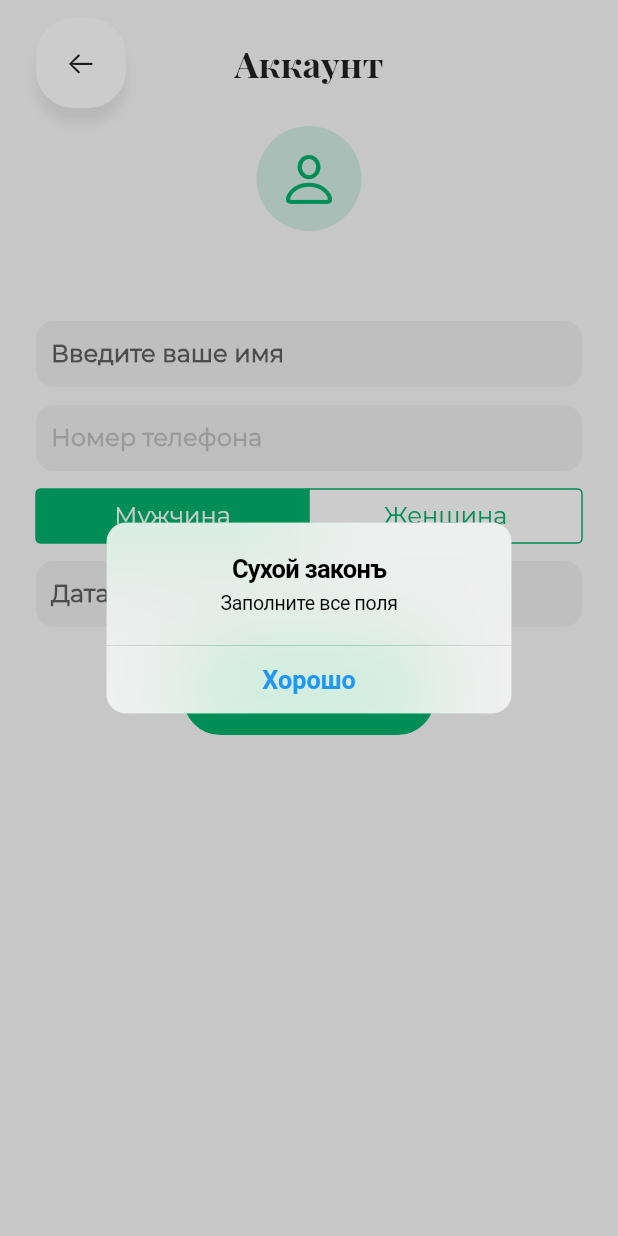
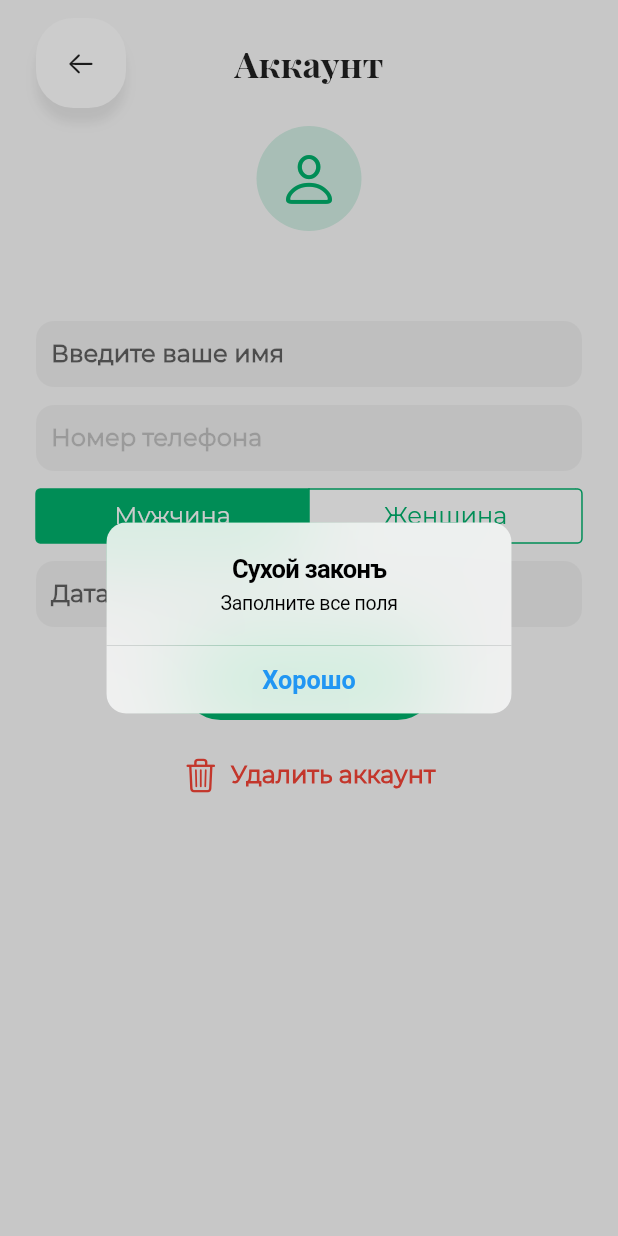
Before and after one commit to Muhammadqodir/syxoy-zakon, a Flutter app: the ProfilePage screen opened directly with empty values, after a tap on "Сохранить", on a phone screen of 412 x 824 dp. Run offline on Flutter 3.47's test engine with Material 2 defaults, Android fonts, the phone set to English and light mode, and no system bars; our stand-ins replace bloc, firebase_auth, firebase_core, flutter_bloc, flutter_svg, mask_text_input_formatter and 3 more; accounts and stored records are empty; network calls fail.

```diff
--- a/lib/main.dart
+++ b/lib/main.dart
@@ -5,6 +5,7 @@ import 'package:shared_preferences/shared_preferences.dart';
 import 'package:suxoy_zakon/cubit/cart_cubit.dart';
 import 'package:suxoy_zakon/pages/confirmation_page.dart';
 import 'package:suxoy_zakon/pages/main_page.dart';
+import 'package:suxoy_zakon/pages/onboarding_page.dart';
 import 'package:suxoy_zakon/pages/register_page.dart';
 import 'package:suxoy_zakon/theme.dart';
 import 'firebase_options.dart';
@@ -25,7 +26,7 @@ void main() async {
 }
 
 class MyApp extends StatelessWidget {
-  MyApp({super.key, required this.isLogin});
+  const MyApp({super.key, required this.isLogin});
   final bool isLogin;
   @override
   Widget build(BuildContext context) {
@@ -36,7 +37,7 @@ class MyApp extends StatelessWidget {
         theme: lightTheme,
         themeMode: ThemeMode.light,
         debugShowCheckedModeBanner: false,
-        home: isLogin ? const MainPage() : RegisterPage(),
+        home: isLogin ? const MainPage() : const OnboardingPage(),
       ),
     );
   }
--- a/lib/pages/contents/content_main.dart
+++ b/lib/pages/contents/content_main.dart
@@ -132,7 +132,7 @@ class _ContentMainState extends State<ContentMain> {
                                         ),
                                       );
                                     },
-                                    height: 40,
+                                    height: 50,
                                     accentColor: const Color(0xFFF9F9F9),
                                     text: "найди себе блюдо",
                                     alignment: MainAxisAlignment.start,
--- a/lib/pages/profile_page.dart
+++ b/lib/pages/profile_page.dart
@@ -7,6 +7,8 @@ import 'package:shared_preferences/shared_preferences.dart';
 import 'package:suxoy_zakon/api_master.dart';
 import 'package:suxoy_zakon/cubit/cart_cubit.dart';
 import 'package:suxoy_zakon/models/profile.dart';
+import 'package:suxoy_zakon/pages/onboarding_page.dart';
+import 'package:suxoy_zakon/pages/register_page.dart';
 import 'package:suxoy_zakon/theme.dart';
 import 'package:suxoy_zakon/widgets/action_btn.dart';
 import 'package:suxoy_zakon/widgets/alt_btn.dart';
@@ -72,15 +74,39 @@ class _ProfilePageState extends State<ProfilePage> {
     setState(() {
       isLoading = true;
     });
-    if(_userNameContoller.text.isNotEmpty && _birthDayContoller.text.isNotEmpty){
-      Response<Profile> response = await widget.api.saveUser(_userNameContoller.text, _birthDayContoller.text, sex);
-      if(response.success){
+    if (_userNameContoller.text.isNotEmpty &&
+        _birthDayContoller.text.isNotEmpty) {
+      Response<Profile> response = await widget.api
+          .saveUser(_userNameContoller.text, _birthDayContoller.text, sex);
+      if (response.success) {
         Dialogs.showAlertDialog(context, "Сухой законъ", "Готово!");
-      }else{
+      } else {
         Dialogs.showAlertDialog(context, "Сухой законъ", response.message);
       }
+    } else {
+      Dialogs.showAlertDialog(context, "Сухой законъ", "Заполните все поля");
+    }
+    setState(() {
+      isLoading = false;
+    });
+  }
+
+  _deleteProfile() async {
+    setState(() {
+      isLoading = true;
+    });
+    Response<bool> response = await widget.api.deleteProfile();
+    if (response.success) {
+      SharedPreferences preferences = await SharedPreferences.getInstance();
+      await preferences.setBool("isLogin", false);
+      Navigator.pushReplacement(
+        context,
+        CupertinoPageRoute(
+          builder: (context) => OnboardingPage(),
+        ),
+      );
     }else{
-      Dialogs.showAlertDialog(context, "Сухой законъ", "Заполните все поля");
+      Dialogs.showAlertDialog(context, "Ошибка", response.message);
     }
     setState(() {
       isLoading = false;
@@ -237,6 +263,7 @@ class _ProfilePageState extends State<ProfilePage> {
                           mainAxisAlignment: MainAxisAlignment.center,
                           children: [
                             CustomBtn(
+                              height: 50,
                               padding: const EdgeInsets.symmetric(
                                 horizontal: 24,
                               ),
@@ -249,7 +276,25 @@ class _ProfilePageState extends State<ProfilePage> {
                               text: "Сохранить",
                             ),
                           ],
-                        )
+                        ),
+                        const SizedBox(
+                          height: 12,
+                        ),
+                        CustomBtn(
+                          height: 50,
+                          padding: const EdgeInsets.symmetric(
+                            horizontal: 24,
+                          ),
+                          isLogin: isLoading,
+                          accentColor: Colors.transparent,
+                          textColor: Colors.red,
+                          onTap: _deleteProfile,
+                          icon: const Icon(
+                            CupertinoIcons.delete,
+                            color: Colors.red,
+                          ),
+                          text: "Удалить аккаунт",
+                        ),
                       ],
                     ),
                   ),
--- a/pubspec.yaml
+++ b/pubspec.yaml
@@ -16,7 +16,7 @@ publish_to: 'none' # Remove this line if you wish to publish to pub.dev
 # https://developer.apple.com/library/archive/documentation/General/Reference/InfoPlistKeyReference/Articles/CoreFoundationKeys.html
 # In Windows, build-name is used as the major, minor, and patch parts
 # of the product and file versions while build-number is used as the build suffix.
-version: 1.0.0+1
+version: 1.1.0+2
 
 environment:
   sdk: '>=2.19.4 <3.0.0'
```
Also changed, not shown: lib/api_master.dart (+40 -10 lines), lib/pages/onboarding_page.dart (+10 -1 lines), assets/icons/logo-сухой-закон 1.png (added), 2 other files.
